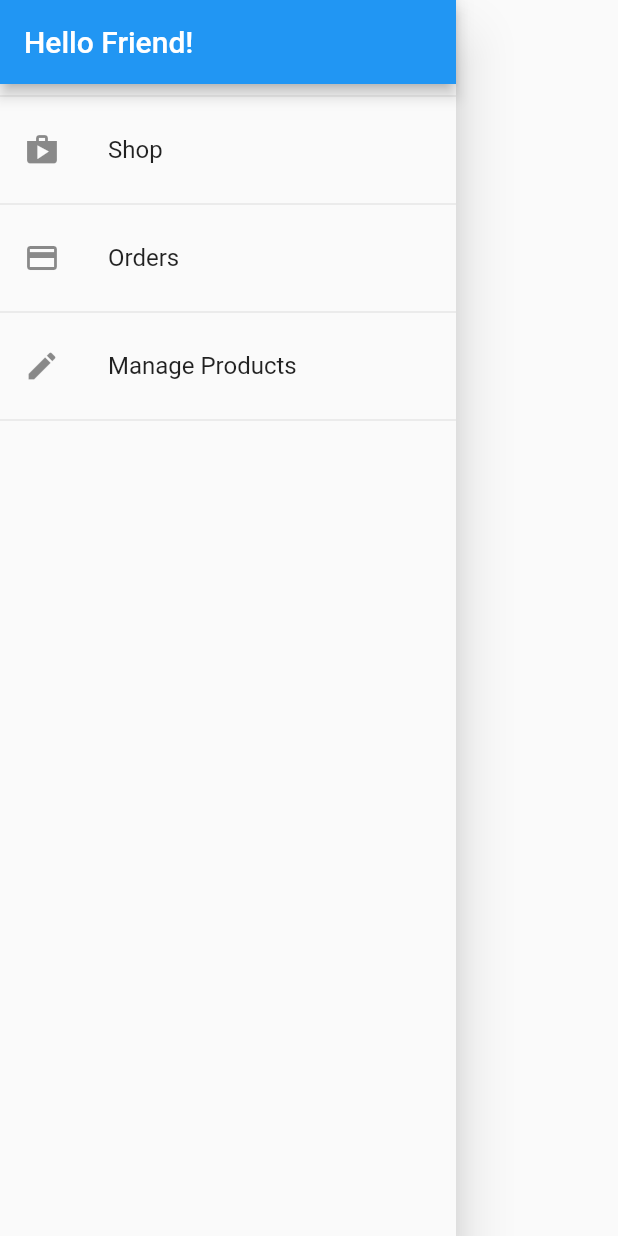
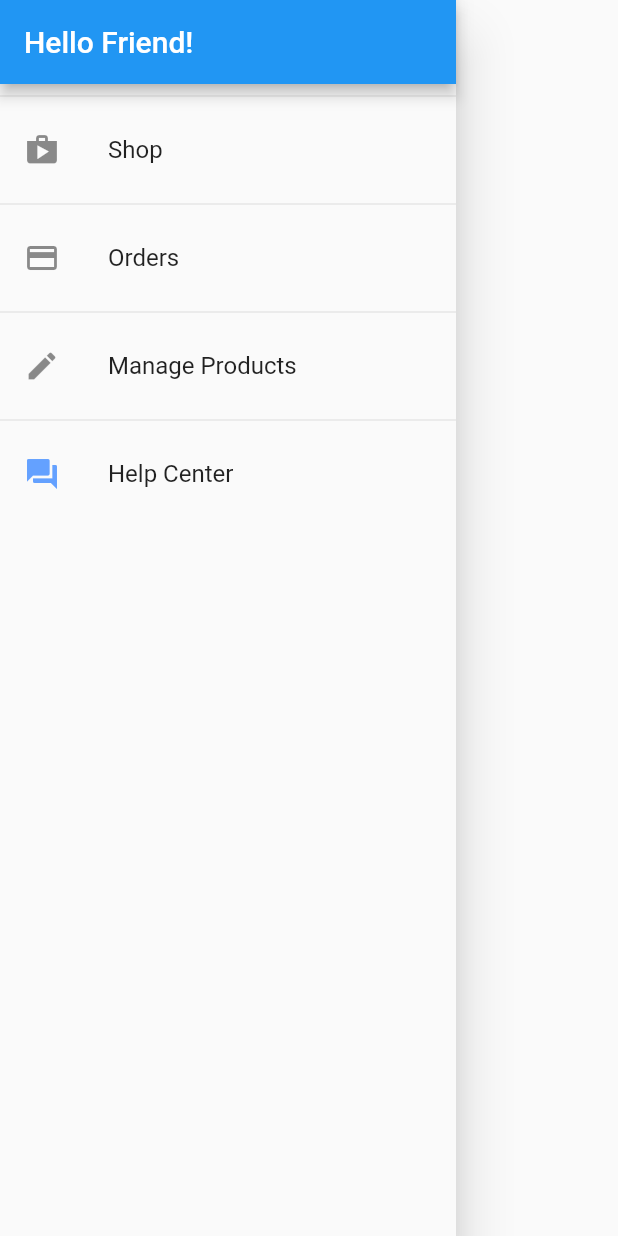
Before and after one commit to Madushankumarasiri/Rush-Online-Delivery-App, a Flutter app: the AppDrawer widget shown alone on an empty page, opened directly, on a phone screen of 412 x 824 dp. Run offline on Flutter 3.47's test engine with Material 2 defaults, Android fonts, the phone set to English and light mode, and no system bars; our stand-ins replace rflutter_alert; network calls fail.

Commit message:
updated app_drawer.dart
added new icon button

```diff
--- a/lib/widgets/app_drawer.dart
+++ b/lib/widgets/app_drawer.dart
@@ -1,5 +1,6 @@
 import 'package:flutter/material.dart';
 
+import '../constants.dart';
 import '../screens/orders_screen.dart';
 // import '../screens/user_products_screen.dart';
 
@@ -40,6 +41,15 @@ class AppDrawer extends StatelessWidget {
             },
           ),
           Divider(),
+          ListTile(
+            leading: Icon(Icons.question_answer,
+             color: kPrimaryColor,),
+            title: Text('Help Center'),
+            onTap: () {
+              // Navigator.of(context)
+              //     .pushReplacementNamed(HelpCenter.routeName);
+            },
+          ),
 
 
         ],
```
